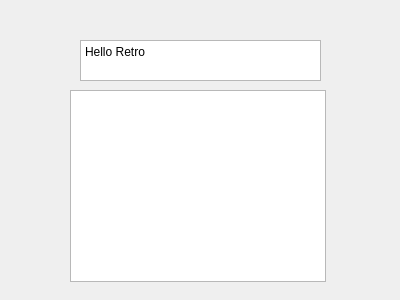
chozabu/WebScriptRS, file topjcdialog.ui: the form before one commit.
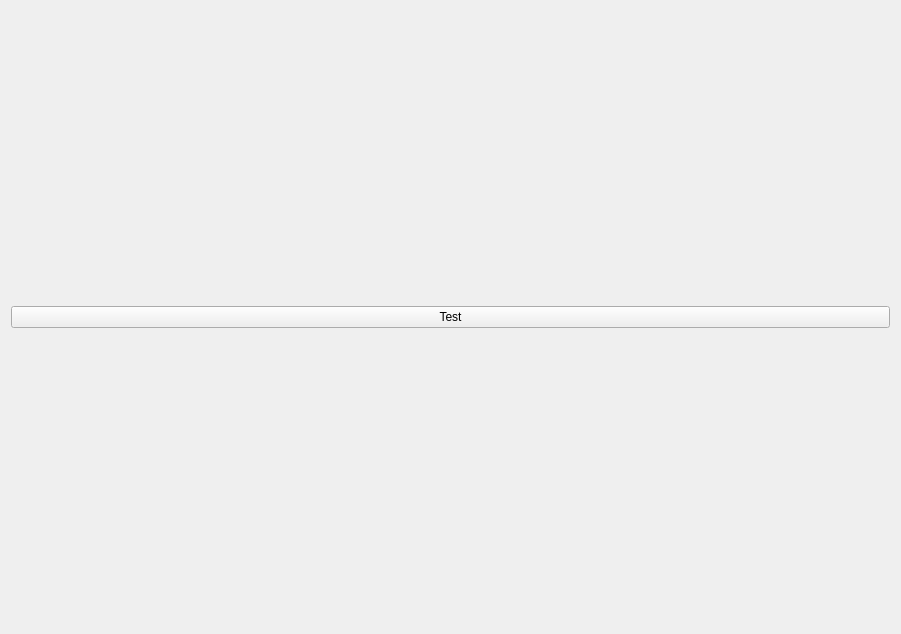
The form after the commit. Icons and pictures are not drawn.

```diff
--- a/topjcdialog.ui
+++ b/topjcdialog.ui
@@ -6,40 +6,25 @@
    <rect>
     <x>0</x>
     <y>0</y>
-    <width>400</width>
-    <height>300</height>
+    <width>901</width>
+    <height>634</height>
    </rect>
   </property>
   <property name="windowTitle">
    <string>Form</string>
   </property>
-  <widget class="QGraphicsView" name="graphicsView">
-   <property name="geometry">
-    <rect>
-     <x>70</x>
-     <y>90</y>
-     <width>256</width>
-     <height>192</height>
-    </rect>
-   </property>
-  </widget>
-  <widget class="QTextEdit" name="textEdit">
-   <property name="geometry">
-    <rect>
-     <x>80</x>
-     <y>40</y>
-     <width>241</width>
-     <height>41</height>
-    </rect>
-   </property>
-   <property name="html">
-    <string>&lt;!DOCTYPE HTML PUBLIC &quot;-//W3C//DTD HTML 4.0//EN&quot; &quot;http://www.w3.org/TR/REC-html40/strict.dtd&quot;&gt;
-&lt;html&gt;&lt;head&gt;&lt;meta name=&quot;qrichtext&quot; content=&quot;1&quot; /&gt;&lt;style type=&quot;text/css&quot;&gt;
-p, li { white-space: pre-wrap; }
-&lt;/style&gt;&lt;/head&gt;&lt;body style=&quot; font-family:'Sans Serif'; font-size:9pt; font-weight:400; font-style:normal;&quot;&gt;
-&lt;p style=&quot; margin-top:0px; margin-bottom:0px; margin-left:0px; margin-right:0px; -qt-block-indent:0; text-indent:0px;&quot;&gt;Hello Retro&lt;img src=&quot;:/images/irkick.png&quot; /&gt;&lt;/p&gt;&lt;/body&gt;&lt;/html&gt;</string>
-   </property>
-  </widget>
+  <layout class="QGridLayout" name="gridLayout">
+   <item row="0" column="0">
+    <widget class="QPushButton" name="testButton">
+     <property name="text">
+      <string>Test</string>
+     </property>
+    </widget>
+   </item>
+   <item row="1" column="0">
+    <layout class="QVBoxLayout" name="verticalLayout"/>
+   </item>
+  </layout>
  </widget>
  <resources/>
  <connections/>
```
Left out of the diff: 4 changed lines with no effect on the pictures.
